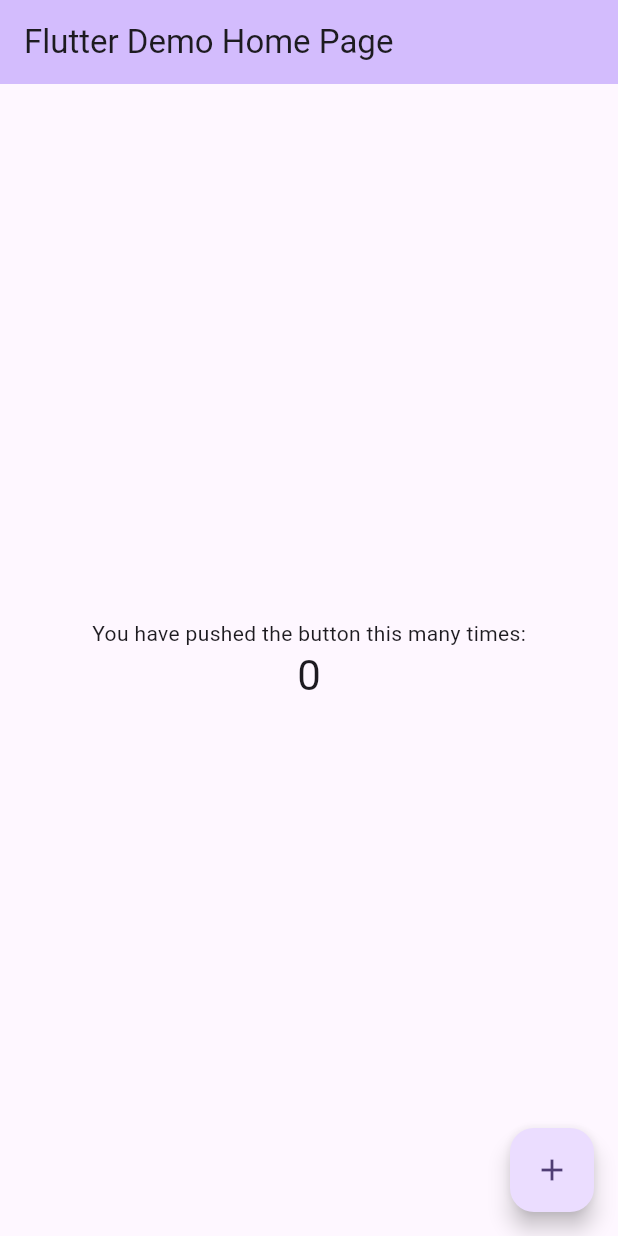
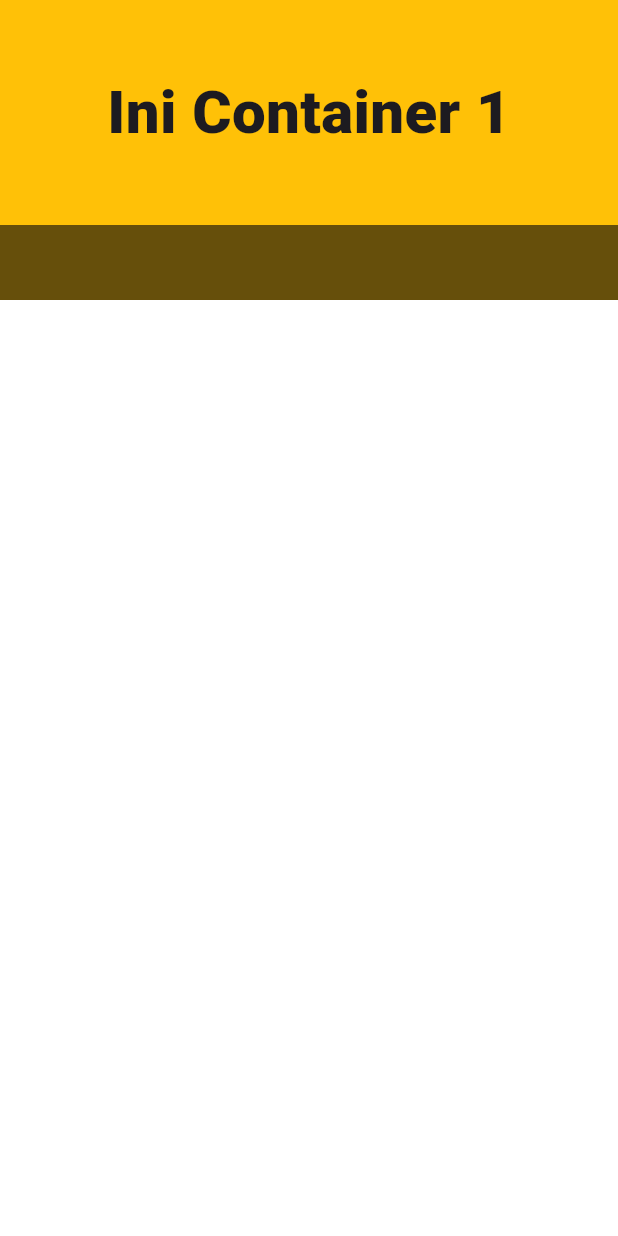
Before and after one commit to AkunGitHubUPN/124230114PraktikumMobile, a Flutter app: the screen it shows after launch, on a phone screen of 412 x 824 dp. Run offline on Flutter 3.47's test engine with Material 3 defaults, Android fonts, the phone set to English and light mode, and no system bars.

Commit message:
layout dasat + referensi

```diff
--- a/praktikum1/lib/main.dart
+++ b/praktikum1/lib/main.dart
@@ -1,122 +1,44 @@
 import 'package:flutter/material.dart';
 
 void main() {
-  runApp(const MyApp());
+  runApp(const TugasSatu());
 }
 
-class MyApp extends StatelessWidget {
-  const MyApp({super.key});
+class TugasSatu extends StatelessWidget {
+  const TugasSatu({super.key});
 
-  // This widget is the root of your application.
   @override
   Widget build(BuildContext context) {
     return MaterialApp(
-      title: 'Flutter Demo',
-      theme: ThemeData(
-        // This is the theme of your application.
-        //
-        // TRY THIS: Try running your application with "flutter run". You'll see
-        // the application has a purple toolbar. Then, without quitting the app,
-        // try changing the seedColor in the colorScheme below to Colors.green
-        // and then invoke "hot reload" (save your changes or press the "hot
-        // reload" button in a Flutter-supported IDE, or press "r" if you used
-        // the command line to start the app).
-        //
-        // Notice that the counter didn't reset back to zero; the application
-        // state is not lost during the reload. To reset the state, use hot
-        // restart instead.
-        //
-        // This works for code too, not just values: Most code changes can be
-        // tested with just a hot reload.
-        colorScheme: ColorScheme.fromSeed(seedColor: Colors.deepPurple),
+      home: Scaffold(
+        body: ListView(
+              children: [
+                Container(
+                  height: 150,
+                  color: Colors.amber,
+                  child:
+                    Center(child:
+                      Text("Ini Container 1",
+                      style: TextStyle(
+                        fontSize: 40,
+                        fontWeight:
+                        FontWeight.w900),),
+                    ),
+                ),
+                Container(
+                  height: 750,
+                  color: const Color.fromARGB(255, 102, 79, 11),
+                  child: Center(
+                    child: Container(
+                      color: const Color.fromARGB(255, 255, 255, 255),
+                      width: 450,
+                      height: 650,
+                    ),
+                  )
+                ),
+              ],
+        ),
       ),
-      home: const MyHomePage(title: 'Flutter Demo Home Page'),
     );
   }
 }
-
-class MyHomePage extends StatefulWidget {
-  const MyHomePage({super.key, required this.title});
-
-  // This widget is the home page of your application. It is stateful, meaning
-  // that it has a State object (defined below) that contains fields that affect
-  // how it looks.
-
-  // This class is the configuration for the state. It holds the values (in this
-  // case the title) provided by the parent (in this case the App widget) and
-  // used by the build method of the State. Fields in a Widget subclass are
-  // always marked "final".
-
-  final String title;
-
-  @override
-  State<MyHomePage> createState() => _MyHomePageState();
-}
-
-class _MyHomePageState extends State<MyHomePage> {
-  int _counter = 0;
-
-  void _incrementCounter() {
-    setState(() {
-      // This call to setState tells the Flutter framework that something has
-      // changed in this State, which causes it to rerun the build method below
-      // so that the display can reflect the updated values. If we changed
-      // _counter without calling setState(), then the build method would not be
-      // called again, and so nothing would appear to happen.
-      _counter++;
-    });
-  }
-
-  @override
-  Widget build(BuildContext context) {
-    // This method is rerun every time setState is called, for instance as done
-    // by the _incrementCounter method above.
-    //
-    // The Flutter framework has been optimized to make rerunning build methods
-    // fast, so that you can just rebuild anything that needs updating rather
-    // than having to individually change instances of widgets.
-    return Scaffold(
-      appBar: AppBar(
-        // TRY THIS: Try changing the color here to a specific color (to
-        // Colors.amber, perhaps?) and trigger a hot reload to see the AppBar
-        // change color while the other colors stay the same.
-        backgroundColor: Theme.of(context).colorScheme.inversePrimary,
-        // Here we take the value from the MyHomePage object that was created by
-        // the App.build method, and use it to set our appbar title.
-        title: Text(widget.title),
-      ),
-      body: Center(
-        // Center is a layout widget. It takes a single child and positions it
-        // in the middle of the parent.
-        child: Column(
-          // Column is also a layout widget. It takes a list of children and
-          // arranges them vertically. By default, it sizes itself to fit its
-          // children horizontally, and tries to be as tall as its parent.
-          //
-          // Column has various properties to control how it sizes itself and
-          // how it positions its children. Here we use mainAxisAlignment to
-          // center the children vertically; the main axis here is the vertical
-          // axis because Columns are vertical (the cross axis would be
-          // horizontal).
-          //
-          // TRY THIS: Invoke "debug painting" (choose the "Toggle Debug Paint"
-          // action in the IDE, or press "p" in the console), to see the
-          // wireframe for each widget.
-          mainAxisAlignment: MainAxisAlignment.center,
-          children: <Widget>[
-            const Text('You have pushed the button this many times:'),
-            Text(
-              '$_counter',
-              style: Theme.of(context).textTheme.headlineMedium,
-            ),
-          ],
-        ),
-      ),
-      floatingActionButton: FloatingActionButton(
-        onPressed: _incrementCounter,
-        tooltip: 'Increment',
-        child: const Icon(Icons.add),
-      ), // This trailing comma makes auto-formatting nicer for build methods.
-    );
-  }
-}
```
Also changed, not shown: praktikum1/assets/reference.jpg (added), 1 other file.
